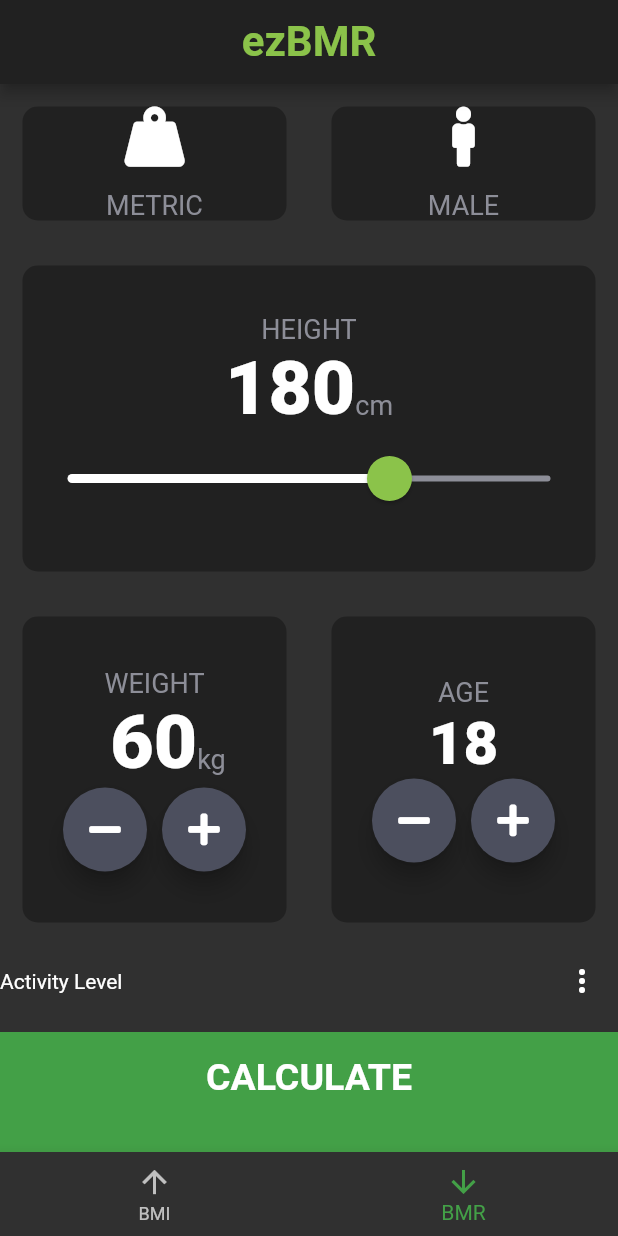
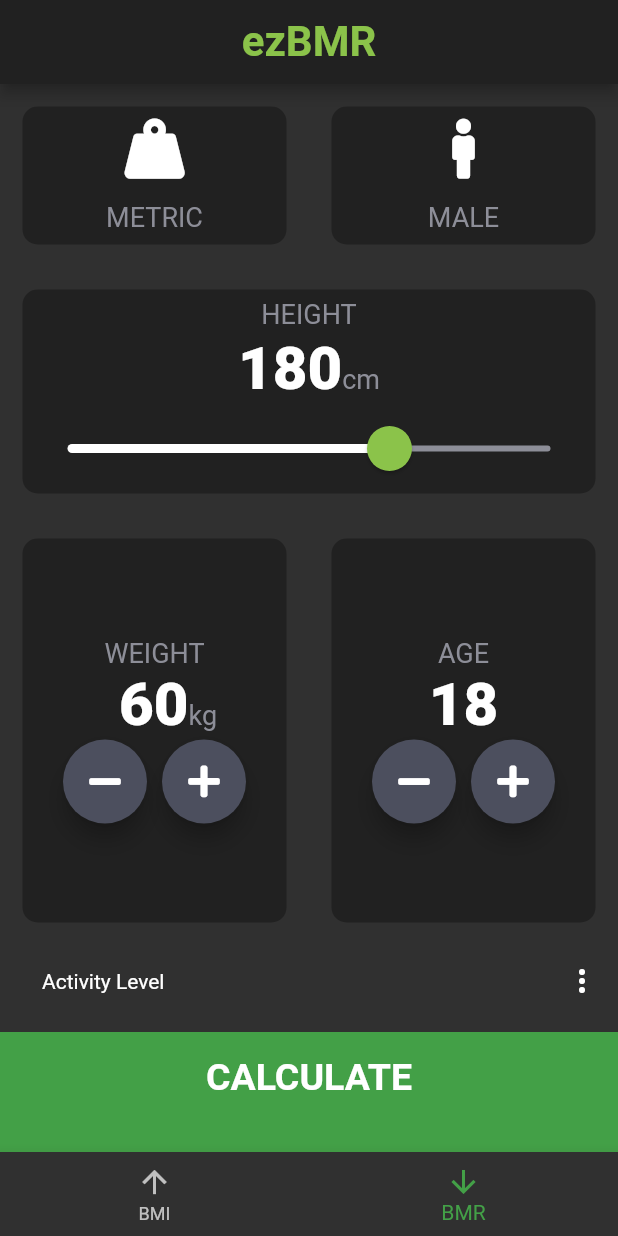
Before and after one commit to jlemanski1/BMI-Calculator, a Flutter app: the screen it shows after launch, item 2 of the bottom bar chosen, on a phone screen of 412 x 824 dp. Run offline on Flutter 3.47's test engine with Material 2 defaults, Android fonts, the phone set to English and light mode, and no system bars; our stand-ins replace font_awesome_flutter; missing offline and left inert: holding_gesture.

Commit message:
Added SafeArea to BMI input, adjusted padding and added activity levels

```diff
--- a/bmi_calculator/lib/components/constants.dart
+++ b/bmi_calculator/lib/components/constants.dart
@@ -7,7 +7,7 @@
 
 
 const kNumberTextStyle = TextStyle(
-  fontSize: 50.0, fontWeight: FontWeight.w900
+  fontSize: 40.0, fontWeight: FontWeight.w900
 );
 
 
--- a/bmi_calculator/lib/pages/bmr_input.dart
+++ b/bmi_calculator/lib/pages/bmr_input.dart
@@ -93,10 +93,13 @@
                   },
                   colour: _selectedMeasure == Measurement.metric ?
                     Theme.of(context).primaryColor : Theme.of(context).primaryColor.withOpacity(0.6),
+                  child: Padding(
+                    padding: const EdgeInsets.only(top: 8.0, bottom: 8.0),
                     child: IconContent(
                       cardIconData: FontAwesomeIcons.weightHanging,
                       iconSize: 40.0,
                       cardText: _selectedMeasure == Measurement.metric ? 'METRIC' : 'IMPERIAL',
+                    ),
                   ),
                 ),
               ),
@@ -112,6 +115,8 @@
                 },
                 colour: _isMale ?
                   Theme.of(context).primaryColor : Theme.of(context).primaryColor.withOpacity(0.6),
+                child: Padding(
+                  padding: const EdgeInsets.only(top: 8.0, bottom: 8.0),
                   child: IconContent(
                     cardIconData: _isMale ? FontAwesomeIcons.male : FontAwesomeIcons.female,
                     iconSize: 40.0,
@@ -119,18 +124,21 @@
                     ),
                 ),
                 ),
+              ),
             ],
           ),
         ),
-        Expanded(child: CustomCard(
+        CustomCard(
             colour: Theme.of(context).primaryColor.withOpacity(1.0),
             child: Column(
               mainAxisAlignment: MainAxisAlignment.center,
               children: <Widget>[
+                Padding(padding: EdgeInsets.only(top: 6.0)),
                 Text(
                   'HEIGHT',
                   style: kLabelTextStyle
                 ),
+                Padding(padding: EdgeInsets.only(top: 2.0)),
                 Row(
                   mainAxisAlignment: MainAxisAlignment.center,
                   crossAxisAlignment: CrossAxisAlignment.baseline,
@@ -177,7 +185,7 @@
               ],
               ),
             ),
-          ),
+
           Expanded(child: Row(
             children: <Widget>[
               Expanded(child: CustomCard(
@@ -285,9 +293,7 @@
                       ),
                       Text(
                         age.toString(),
-                        style: TextStyle(
-                          fontSize: 40.0, fontWeight: FontWeight.w900
-                        ),
+                        style: kNumberTextStyle
                       ),
                       Row(
                         mainAxisAlignment: MainAxisAlignment.center,
@@ -340,7 +346,10 @@
           Row(
             children: <Widget>[
               Expanded(
+                child: Padding(
+                  padding: const EdgeInsets.only(left: 28.0),
                   child: Text('Activity Level'),
+                ),
               ),
               PopupMenuButton<ActivityLevel>(
                 onSelected: (ActivityLevel result) {
@@ -352,6 +361,26 @@
                   const PopupMenuItem<ActivityLevel>(
                     value: ActivityLevel.basalRate0,
                     child: Text('Basal Metabolic Rate'),
+                  ),
+                  const PopupMenuItem<ActivityLevel>(
+                    value: ActivityLevel.lowIntensity1,
+                    child: Text('Low Intensity'),
+                  ),
+                  const PopupMenuItem<ActivityLevel>(
+                    value: ActivityLevel.lightExercise2,
+                    child: Text('Light Exercise'),
+                  ),
+                  const PopupMenuItem<ActivityLevel>(
+                    value: ActivityLevel.moderateExercise3,
+                    child: Text('Moderate Exercise'),
+                  ),
+                  const PopupMenuItem<ActivityLevel>(
+                    value: ActivityLevel.active4,
+                    child: Text('Active'),
+                  ),
+                  const PopupMenuItem<ActivityLevel>(
+                    value: ActivityLevel.extreme5,
+                    child: Text('Extreme'),
                   ),
                 ],
               ),
--- a/bmi_calculator/lib/pages/input_page.dart
+++ b/bmi_calculator/lib/pages/input_page.dart
@@ -47,7 +47,7 @@
       ),
       body: Column(
         children: <Widget>[
-          Expanded(child: Row(
+          SafeArea(child: Row(
             children: <Widget>[
               Expanded(
                 child: CustomCard(
--- a/bmi_calculator/pubspec.yaml
+++ b/bmi_calculator/pubspec.yaml
@@ -1,7 +1,7 @@
 name: bmi_calculator
 description: Simple BMI calculator designed to give you the info you need quickly so you can get back to your active lifestye.
 
-version: 1.0.8+3
+version: 1.0.9+3
 
 environment:
   sdk: ">=2.1.0 <3.0.0"
```
Lines whose indentation alone changed are shown as unchanged.
